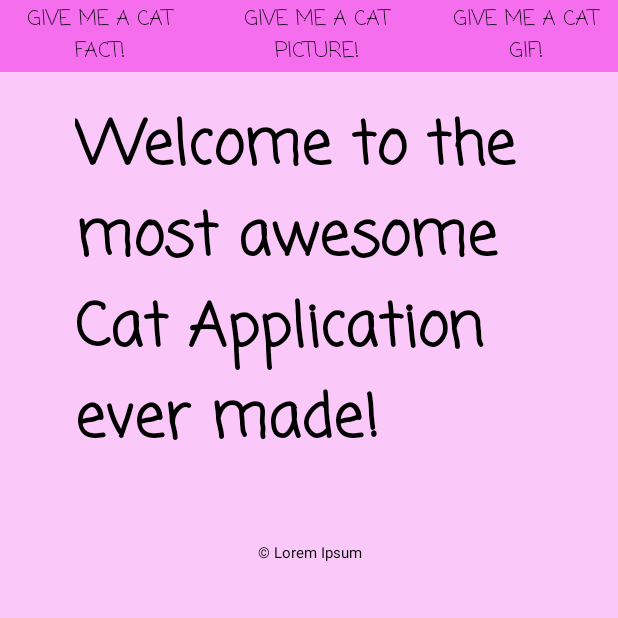
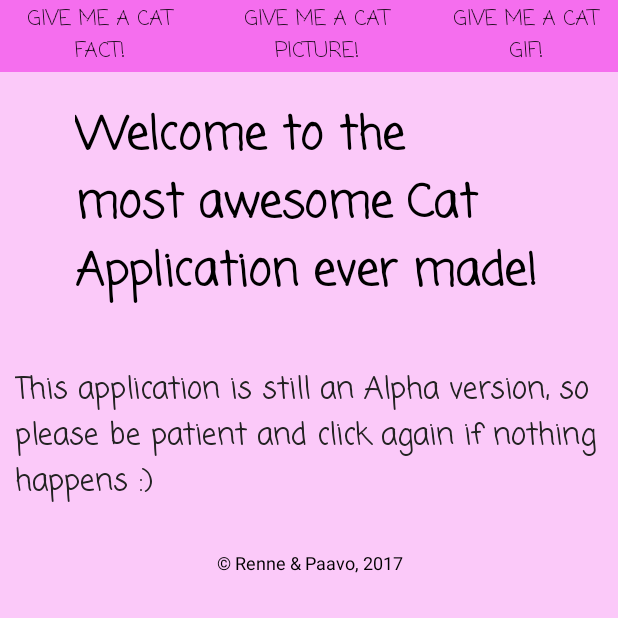
Before and after one commit to papivaan/awesomecatapp, an Android app: the screen it shows after launch (MainActivity), on a phone screen of 412 x 824 dp, the top half of it. Run offline under Robolectric (Android 15) with nearby library versions, the phone set to English and light mode, and no system bars; libraries missing offline, so code that uses them is left out: org.json.simple.

Commit message:
Minor UI fixes

```diff
--- a/app/src/main/res/layout/activity_main.xml
+++ b/app/src/main/res/layout/activity_main.xml
@@ -19,4 +19,14 @@
         android:layout_width="fill_parent"
         android:layout_height="wrap_content" />
 
+    <TextView
+        android:layout_width="match_parent"
+        android:layout_height="wrap_content"
+        android:text="@string/copyright"
+        android:textColor="#000000"
+        android:textSize="12dp"
+        android:layout_gravity="bottom"
+        android:textAlignment="center"
+        android:layout_marginTop="30dp"/>
+
 </LinearLayout>
--- a/app/src/main/res/layout/fragment_fact.xml
+++ b/app/src/main/res/layout/fragment_fact.xml
@@ -34,7 +34,7 @@
             android:layout_width="match_parent"
             android:layout_height="wrap_content"
             android:text="@string/mostLikely"
-            android:textSize="40dp"
+            android:textSize="10dp"
             android:textColor="#000000"
             android:fontFamily="casual" />
     </LinearLayout>
--- a/app/src/main/res/layout/fragment_welcome.xml
+++ b/app/src/main/res/layout/fragment_welcome.xml
@@ -4,32 +4,33 @@
     android:layout_height="match_parent"
     tools:context="com.example.awesomecatapp.WelcomeFragment">
 
-    <!-- TODO: Update blank fragment layout -->
   <LinearLayout
       android:layout_width="match_parent"
       android:layout_height="wrap_content"
       android:orientation="vertical">
     <TextView
         android:layout_width="match_parent"
-        android:layout_height="match_parent"
+        android:layout_height="wrap_content"
         android:text="@string/welcome_message"
         android:textColor="#000000"
-        android:textSize="40dp"
+        android:textSize="30dp"
         android:fontFamily="casual"
         android:textStyle="normal|bold"
         android:layout_marginTop="20dp"
         android:layout_marginRight="50dp"
         android:layout_marginLeft="50dp"/>
 
-    <TextView
-        android:layout_width="match_parent"
-        android:layout_height="wrap_content"
-        android:text="@string/copyright"
-        android:textColor="#000000"
-        android:textSize="10dp"
-        android:layout_gravity="bottom"
-        android:textAlignment="center"
-        android:layout_marginTop="50dp"/>
+      <TextView
+          android:layout_width="match_parent"
+          android:layout_height="wrap_content"
+          android:text="@string/bug_disclaimer"
+          android:fontFamily="casual"
+          android:textSize="20dp"
+          android:textColor="#222222"
+          android:layout_marginTop="40dp"
+          android:layout_marginLeft="10dp"
+          android:layout_marginRight="10dp"/>
+
     </LinearLayout>
 
 </FrameLayout>
--- a/app/src/main/res/values/strings.xml
+++ b/app/src/main/res/values/strings.xml
@@ -8,8 +8,9 @@
     <!-- TODO: Remove or change this placeholder text -->
     <string name="hello_blank_fragment">Tervehdys, Paavo! Mitä sinulle kuuluu tänään?</string>
     <string name="welcome_message">Welcome to the most awesome Cat Application ever made!</string>
+    <string name="bug_disclaimer">This application is still an Alpha version, so please be patient and click again if nothing happens :)</string>
 
-    <string name="copyright">© Lorem Ipsum</string>
+    <string name="copyright">© Renne &amp; Paavo, 2017</string>
 
     <string name="didYouKnow">Did you know that...</string>
     <string name="mostLikely">Most likely Topi already knew this.</string>
```
